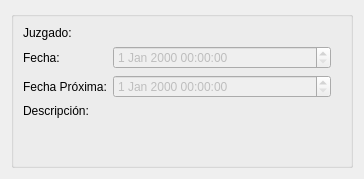
Before: the Qt Designer form AbogadosDesktop/src/gui/uis/verActuacion.ui in ehmsoft/Desktop, drawn with Qt 5.
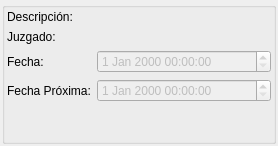
After: the same form once the commit is applied.

Commit message: Se cambia el orden en que muestra la información Se le disminuyen los bordes para proveer una mejor visualización

Patch:
```diff
--- a/AbogadosDesktop/src/gui/uis/verActuacion.ui
+++ b/AbogadosDesktop/src/gui/uis/verActuacion.ui
@@ -6,14 +6,17 @@
    <rect>
     <x>0</x>
     <y>0</y>
-    <width>364</width>
-    <height>179</height>
+    <width>278</width>
+    <height>146</height>
    </rect>
   </property>
   <property name="windowTitle">
    <string>Ver Actuación</string>
   </property>
   <layout class="QGridLayout" name="gridLayout">
+   <property name="margin">
+    <number>2</number>
+   </property>
    <item row="0" column="0">
     <widget class="QGroupBox" name="groupBox">
      <property name="sizePolicy">
@@ -26,15 +29,18 @@
       <string/>
      </property>
      <layout class="QGridLayout" name="gridLayout_2">
+      <property name="margin">
+       <number>1</number>
+      </property>
       <item row="0" column="0">
        <layout class="QFormLayout" name="formLayout">
         <property name="fieldGrowthPolicy">
          <enum>QFormLayout::AllNonFixedFieldsGrow</enum>
         </property>
-        <property name="rightMargin">
-         <number>10</number>
+        <property name="margin">
+         <number>1</number>
         </property>
-        <item row="0" column="0">
+        <item row="1" column="0">
          <widget class="QLabel" name="lbl1">
           <property name="sizePolicy">
            <sizepolicy hsizetype="Fixed" vsizetype="Preferred">
@@ -47,7 +53,7 @@
           </property>
          </widget>
         </item>
-        <item row="0" column="1">
+        <item row="1" column="1">
          <widget class="QLabel" name="lblJuzgado">
           <property name="toolTip">
            <string>El juzgado donde fue dictada la actuación</string>
@@ -60,7 +66,7 @@
           </property>
          </widget>
         </item>
-        <item row="1" column="0">
+        <item row="2" column="0">
          <widget class="QLabel" name="lbl2">
           <property name="sizePolicy">
            <sizepolicy hsizetype="Fixed" vsizetype="Preferred">
@@ -73,7 +79,7 @@
           </property>
          </widget>
         </item>
-        <item row="2" column="0">
+        <item row="3" column="0">
          <widget class="QLabel" name="lbl3">
           <property name="sizePolicy">
            <sizepolicy hsizetype="Fixed" vsizetype="Preferred">
@@ -86,46 +92,20 @@
           </property>
          </widget>
         </item>
-        <item row="3" column="0">
-         <widget class="QLabel" name="lbl4">
-          <property name="sizePolicy">
-           <sizepolicy hsizetype="Fixed" vsizetype="Preferred">
-            <horstretch>0</horstretch>
-            <verstretch>0</verstretch>
-           </sizepolicy>
-          </property>
-          <property name="text">
-           <string>Descripción:</string>
-          </property>
-         </widget>
-        </item>
-        <item row="3" column="1">
-         <widget class="QLabel" name="lblDescripcion">
-          <property name="toolTip">
-           <string>La descripción de la actuación</string>
-          </property>
-          <property name="statusTip">
-           <string>La descripción de la actuación</string>
-          </property>
-          <property name="text">
-           <string/>
-          </property>
-         </widget>
-        </item>
-        <item row="1" column="1">
-         <widget class="QDateTimeEdit" name="dteFecha">
-          <property name="enabled">
-           <bool>false</bool>
-          </property>
-          <property name="toolTip">
-           <string>La fecha donde fue dictada la actuación</string>
-          </property>
-          <property name="statusTip">
-           <string>La fecha donde fue dictada la actuación</string>
-          </property>
-         </widget>
-        </item>
         <item row="2" column="1">
+         <widget class="QDateTimeEdit" name="dteFecha">
+          <property name="enabled">
+           <bool>false</bool>
+          </property>
+          <property name="toolTip">
+           <string>La fecha donde fue dictada la actuación</string>
+          </property>
+          <property name="statusTip">
+           <string>La fecha donde fue dictada la actuación</string>
+          </property>
+         </widget>
+        </item>
+        <item row="3" column="1">
          <widget class="QDateTimeEdit" name="dteFechaProxima">
           <property name="enabled">
            <bool>false</bool>
@@ -138,6 +118,32 @@
           </property>
          </widget>
         </item>
+        <item row="0" column="1">
+         <widget class="QLabel" name="lblDescripcion">
+          <property name="toolTip">
+           <string>La descripción de la actuación</string>
+          </property>
+          <property name="statusTip">
+           <string>La descripción de la actuación</string>
+          </property>
+          <property name="text">
+           <string/>
+          </property>
+         </widget>
+        </item>
+        <item row="0" column="0">
+         <widget class="QLabel" name="lbl4">
+          <property name="sizePolicy">
+           <sizepolicy hsizetype="Fixed" vsizetype="Preferred">
+            <horstretch>0</horstretch>
+            <verstretch>0</verstretch>
+           </sizepolicy>
+          </property>
+          <property name="text">
+           <string>Descripción:</string>
+          </property>
+         </widget>
+        </item>
        </layout>
       </item>
      </layout>
```
The commit also changes 1 other file.
